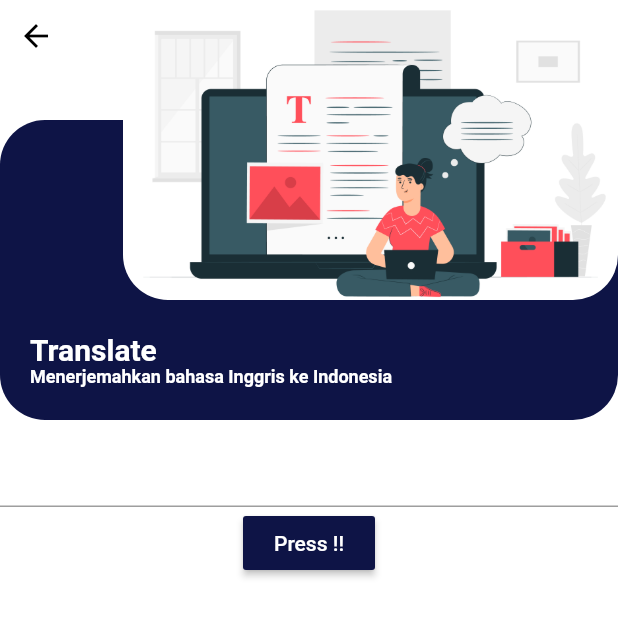
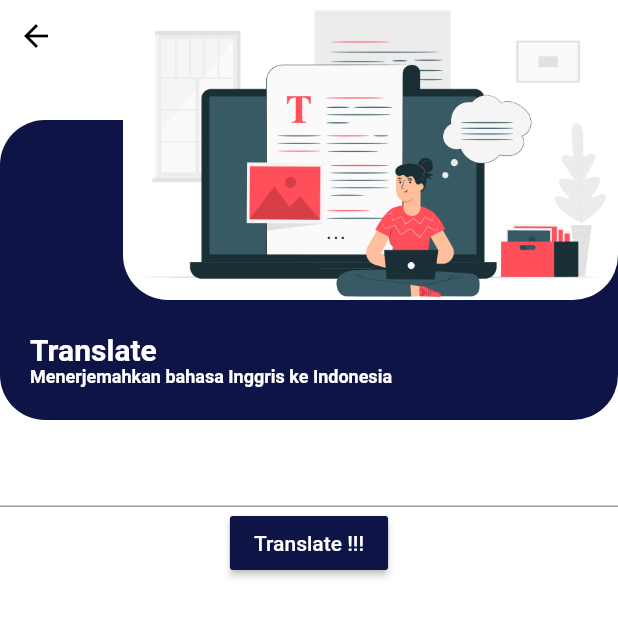
Before and after one commit to kartinipatmayanti/e-tutor, a Flutter app: the KosaKata screen opened directly, on a phone screen of 412 x 824 dp, the top half of it. Run offline on Flutter 3.47's test engine with Material 2 defaults, Android fonts, the phone set to English and light mode, and no system bars; missing offline and left inert: translator.

Commit message:
progress 3.1

```diff
--- a/lib/page/kosakata_page.dart
+++ b/lib/page/kosakata_page.dart
@@ -116,7 +116,7 @@ void trans()
               ),
               RaisedButton(
             color: Color(0xff0e1446),
-            child: Text("Press !!",
+            child: Text("Translate !!!",
             style: TextStyle(color: Colors.white ),),            //on press to translate the language using function
             onPressed: ()
             {
--- a/lib/page/main_page.dart
+++ b/lib/page/main_page.dart
@@ -72,7 +72,7 @@ class _MainPageState extends State<MainPage> {
                         ),
                         SizedBox(height: 10),
                         Text(
-                          "Kosa Kata E-Tutor",
+                          "Translate E-Tutor",
                           style: TextStyle(
                               fontSize: 14, fontWeight: FontWeight.bold),
                         ),
--- a/lib/ref/main.dart
+++ b/lib/ref/main.dart
@@ -38,13 +38,23 @@ void trans()
           });
           print(out);
       });
+
+       translator.translate(lang.text, to: 'en')   //translating to hi = hindi
+      .then((output)
+      {
+          setState(() {
+           //out = output;                          //placing the translated text to the String to be used
+            out = output.text;                          //placing the translated text to the String to be used
+          });
+          print(out);
+      });
   }
 
   @override
   Widget build(BuildContext context) {
     return Scaffold(
       appBar: AppBar(
-        title: Text("Translate !!"),
+        title: Text("Translate"),
       ),
       body: Container(
         child: Center(
@@ -55,7 +65,7 @@ void trans()
               ),
               RaisedButton(
             color: Color(0xff0e1446),
-            child: Text("Press !!",
+            child: Text("Press",
             style: TextStyle(color: Colors.white ),),            //on press to translate the language using function
             onPressed: ()
             {
```
